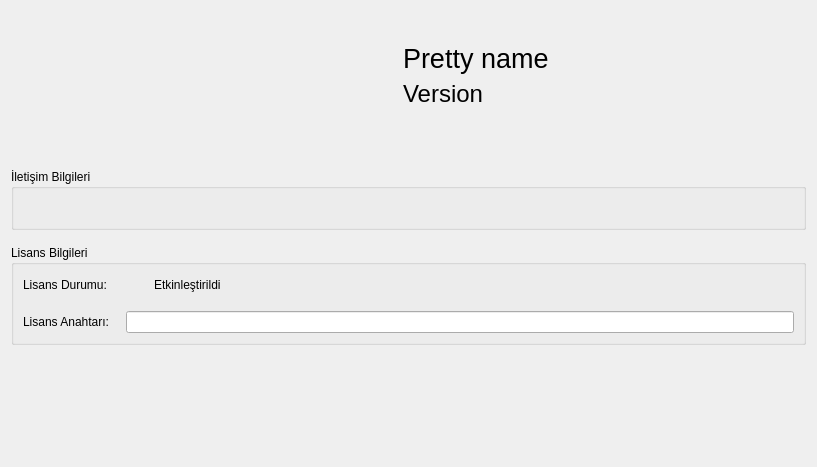
Qt form src/UI/AboutPage/aboutpage.ui (ikolomiko/ikooskar-qt) before a commit.
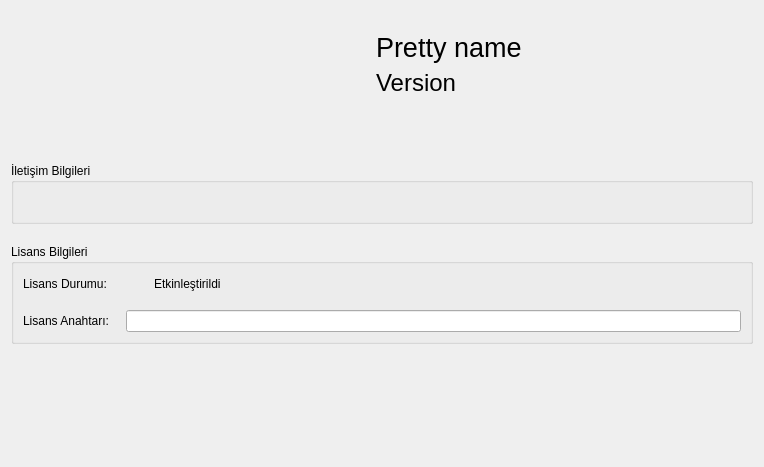
The same form after that commit.

Commit message:
AboutPage: update margins and spacing
Set a minimum of 600px and a maximum of 1000px content width. Set the margins to 11pt. Add more spacing between groupboxes.

What changed in the file:
```diff
--- a/src/UI/AboutPage/aboutpage.ui
+++ b/src/UI/AboutPage/aboutpage.ui
@@ -6,15 +6,67 @@
    <rect>
     <x>0</x>
     <y>0</y>
-    <width>817</width>
+    <width>764</width>
     <height>467</height>
    </rect>
   </property>
-  <property name="windowTitle">
-   <string>Form</string>
-  </property>
-  <layout class="QVBoxLayout" name="verticalLayout_2">
+  <layout class="QHBoxLayout" name="horizontalLayout_6">
+   <property name="spacing">
+    <number>15</number>
+   </property>
+   <property name="leftMargin">
+    <number>11</number>
+   </property>
+   <property name="topMargin">
+    <number>0</number>
+   </property>
+   <property name="rightMargin">
+    <number>11</number>
+   </property>
+   <property name="bottomMargin">
+    <number>11</number>
+   </property>
+   <item>
+    <spacer name="horizontalSpacer_5">
+     <property name="orientation">
+      <enum>Qt::Orientation::Horizontal</enum>
+     </property>
+     <property name="sizeHint" stdset="0">
+      <size>
+       <width>40</width>
+       <height>20</height>
+      </size>
+     </property>
+    </spacer>
+   </item>
+   <item>
+    <widget class="QWidget" name="wdCenter" native="true">
+     <property name="minimumSize">
+      <size>
+       <width>600</width>
+       <height>0</height>
+      </size>
+     </property>
+     <property name="maximumSize">
+      <size>
+       <width>1000</width>
+       <height>16777215</height>
+      </size>
+     </property>
+     <layout class="QVBoxLayout" name="verticalLayout_4">
    <property name="spacing">
+       <number>20</number>
+      </property>
+      <property name="leftMargin">
+       <number>0</number>
+      </property>
+      <property name="topMargin">
+       <number>0</number>
+      </property>
+      <property name="rightMargin">
+       <number>0</number>
+      </property>
+      <property name="bottomMargin">
     <number>15</number>
    </property>
    <item>
@@ -130,6 +182,19 @@
      </layout>
     </widget>
    </item>
+      <item>
+       <spacer name="horizontalSpacer_7">
+        <property name="orientation">
+         <enum>Qt::Orientation::Horizontal</enum>
+        </property>
+        <property name="sizeHint" stdset="0">
+         <size>
+          <width>1200</width>
+          <height>0</height>
+         </size>
+        </property>
+       </spacer>
+      </item>
    <item>
     <widget class="QGroupBox" name="grpContact">
      <property name="maximumSize">
@@ -283,6 +348,22 @@
       <size>
        <width>20</width>
        <height>40</height>
+         </size>
+        </property>
+       </spacer>
+      </item>
+     </layout>
+    </widget>
+   </item>
+   <item>
+    <spacer name="horizontalSpacer_6">
+     <property name="orientation">
+      <enum>Qt::Orientation::Horizontal</enum>
+     </property>
+     <property name="sizeHint" stdset="0">
+      <size>
+       <width>40</width>
+       <height>20</height>
       </size>
      </property>
     </spacer>
```
Left out of the diff: 10 changed lines with no effect on the pictures. Lines whose indentation alone changed are shown as unchanged.
